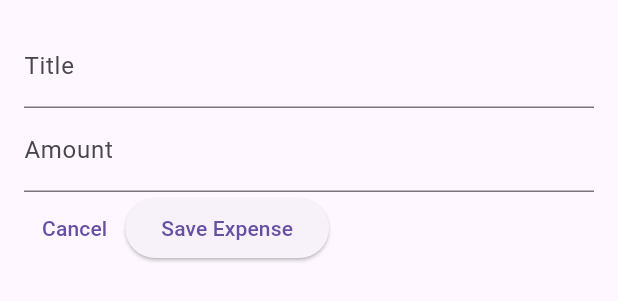
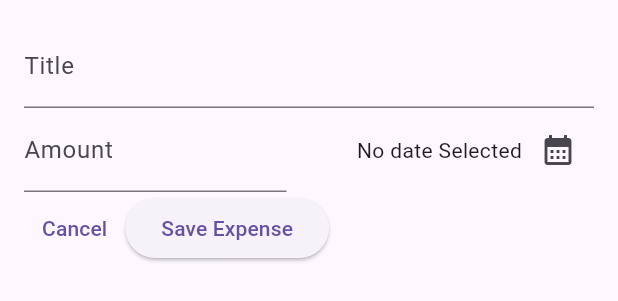
Before and after one commit to nathe444/mobile_expense_tracker, a Flutter app: the NewExpense widget shown alone on an empty page, opened directly, on a phone screen of 412 x 824 dp. Shown: the top 301 px of the screen. Run offline on Flutter 3.47's test engine with Material 3 defaults, Android fonts, the phone set to English and light mode, and no system bars.

Commit message:
date picker

```diff
--- a/lib/widgets/new_expense.dart
+++ b/lib/widgets/new_expense.dart
@@ -1,4 +1,5 @@
 import 'package:flutter/material.dart';
+import 'package:expense_tracker/models/expense.dart';
 
 class NewExpense extends StatefulWidget {
   const NewExpense({super.key});
@@ -10,12 +11,23 @@ class NewExpense extends StatefulWidget {
 class _NewExpenseState extends State<NewExpense> {
   final _titleController = TextEditingController();
   final _amountController = TextEditingController();
+  DateTime? _selectedDate;
 
   @override
   void dispose() {
     _titleController.dispose();
     _amountController.dispose();
     super.dispose();
+  }
+
+  void _presentDatePicker() async {
+    final now = DateTime.now();
+    final firstDate = DateTime(now.year - 100, now.month - 3, now.day - 24);
+    final pickedDate =
+        await showDatePicker(context: context, firstDate: firstDate, lastDate: now);
+    setState(() {
+      _selectedDate = pickedDate;
+    });
   }
 
   @override
@@ -28,14 +40,43 @@ class _NewExpenseState extends State<NewExpense> {
             controller: _titleController,
             decoration: const InputDecoration(label: Text("Title")),
           ),
-          TextField(
-            keyboardType: TextInputType.number,
-            decoration: const InputDecoration(prefixText: '\$', label: Text("Amount")),
-            controller: _amountController,
+          Row(
+            children: [
+              Expanded(
+                child: TextField(
+                  keyboardType: TextInputType.number,
+                  decoration:
+                      const InputDecoration(prefixText: '\$', label: Text("Amount")),
+                  controller: _amountController,
+                ),
+              ),
+              const SizedBox(
+                width: 30.0,
+              ),
+              Expanded(
+                child: Row(
+                  mainAxisAlignment: MainAxisAlignment.end,
+                  crossAxisAlignment: CrossAxisAlignment.center,
+                  children: [
+                    Text(_selectedDate == null
+                        ? 'No date Selected'
+                        : formatter.format(_selectedDate!)),
+                    IconButton(
+                      onPressed: _presentDatePicker,
+                      icon: const Icon(Icons.calendar_month),
+                    ),
+                  ],
+                ),
+              ),
+            ],
           ),
           Row(
             children: [
-              TextButton(onPressed: () {}, child: const Text("Cancel")),
+              TextButton(
+                  onPressed: () {
+                    Navigator.pop(context);
+                  },
+                  child: const Text("Cancel")),
               ElevatedButton(
                   onPressed: () {
                     print(_titleController.text);
```
